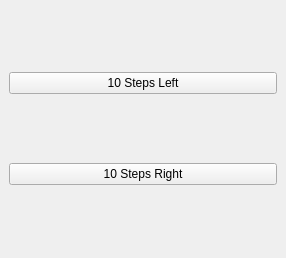
Before: the Qt Designer form fe/main.ui in C-MILL/laser, drawn with Qt 5.
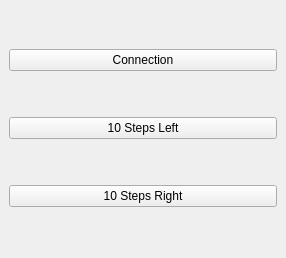
After: the same form once the commit is applied.

Commit message: serial check

```diff
--- a/fe/main.ui
+++ b/fe/main.ui
@@ -15,6 +15,13 @@
   </property>
   <widget class="QWidget" name="centralwidget">
    <layout class="QVBoxLayout" name="verticalLayout">
+    <item>
+     <widget class="QPushButton" name="pushButton">
+      <property name="text">
+       <string>Connection</string>
+      </property>
+     </widget>
+    </item>
     <item>
      <widget class="QPushButton" name="ten_left">
       <property name="text">
```
The commit also changes 2 other files.
